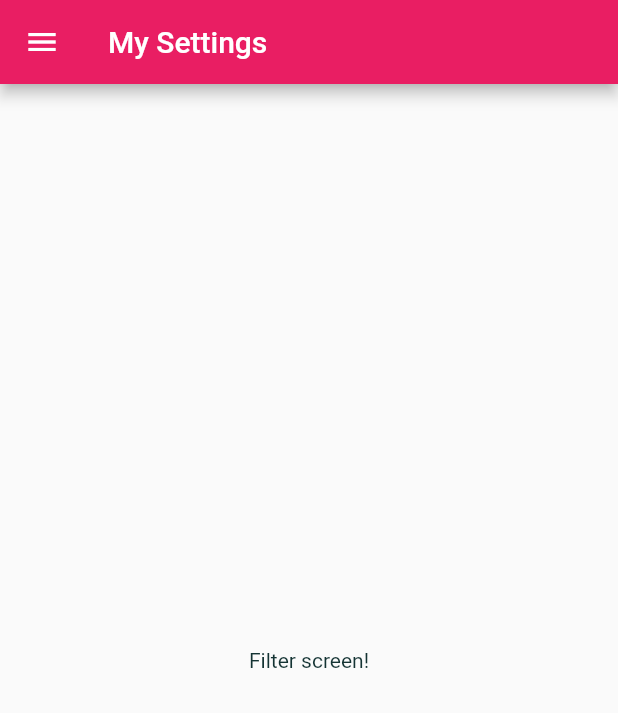
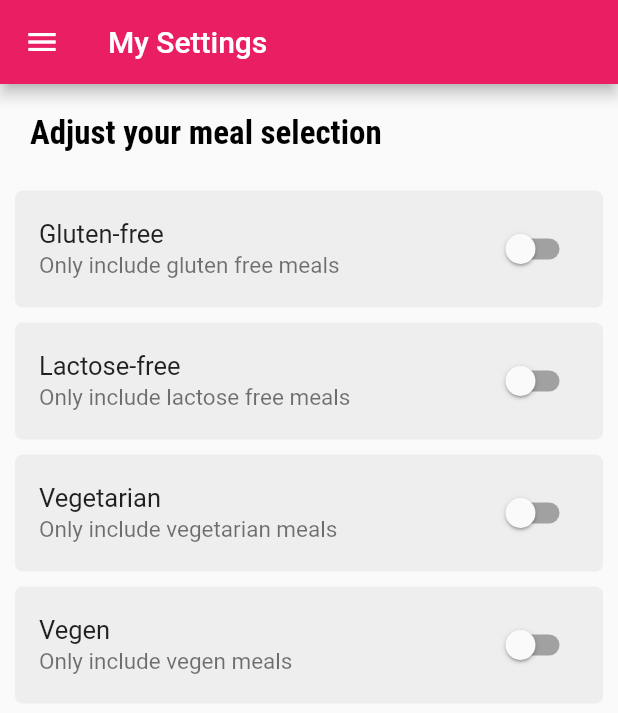
Before and after one commit to varshil-shah/meal-app, a Flutter app: the Filter screen opened by its route, on a phone screen of 412 x 824 dp. Shown: the top 713 px of the screen. Run offline on Flutter 3.47's test engine with Material 2 defaults, Android fonts, the phone set to English and light mode, and no system bars.

Commit message:
:sparkles: Design the filter screen

```diff
--- a/lib/screens/fliters.dart
+++ b/lib/screens/fliters.dart
@@ -1,10 +1,46 @@
 import 'package:flutter/material.dart';
+import 'package:meal_app/widgets/background.dart';
 import 'package:meal_app/widgets/drawer.dart';
 
-class Filter extends StatelessWidget {
+class Filter extends StatefulWidget {
   static const routeName = "/filters";
 
   const Filter({Key? key}) : super(key: key);
+
+  @override
+  State<Filter> createState() => _FilterState();
+}
+
+class _FilterState extends State<Filter> {
+  bool _isGultenFree = false;
+  bool _isVegetarain = false;
+  bool _isVegan = false;
+  bool _isLactoseFree = false;
+
+  Widget _buildSwitchListTile(String title, String subtitle, bool currentValue,
+      Function(bool onchange) callback) {
+    return GreyBackground(
+      horizontalMargin: 10.0,
+      horizontalPadding: 0.0,
+      borderRadius: 5.0,
+      child: SwitchListTile(
+        title: Text(
+          title,
+          style: const TextStyle(
+            fontSize: 17.0,
+          ),
+        ),
+        subtitle: Text(
+          subtitle,
+          style: const TextStyle(
+            fontSize: 15.0,
+          ),
+        ),
+        value: currentValue,
+        onChanged: callback,
+      ),
+    );
+  }
 
   @override
   Widget build(BuildContext context) {
@@ -13,8 +49,54 @@ class Filter extends StatelessWidget {
         title: const Text("My Settings"),
       ),
       drawer: const MainDrawer(),
-      body: const Center(
-        child: Text("Filter screen!"),
+      body: Column(
+        crossAxisAlignment: CrossAxisAlignment.start,
+        children: [
+          Container(
+            padding: const EdgeInsets.all(20.0),
+            child: const Text(
+              "Adjust your meal selection",
+              style: TextStyle(
+                color: Colors.black,
+                fontSize: 22.0,
+                fontFamily: 'RobotoCondensed',
+                fontWeight: FontWeight.bold,
+              ),
+            ),
+          ),
+          Expanded(
+              child: ListView(
+            children: [
+              _buildSwitchListTile("Gluten-free",
+                  "Only include gluten free meals", _isGultenFree, (onchange) {
+                setState(() {
+                  _isGultenFree = onchange;
+                });
+              }),
+              _buildSwitchListTile(
+                  "Lactose-free",
+                  "Only include lactose free meals",
+                  _isLactoseFree, (onchange) {
+                setState(() {
+                  _isLactoseFree = onchange;
+                });
+              }),
+              _buildSwitchListTile(
+                  "Vegetarian", "Only include vegetarian meals", _isVegetarain,
+                  (onchange) {
+                setState(() {
+                  _isVegetarain = onchange;
+                });
+              }),
+              _buildSwitchListTile(
+                  "Vegen", "Only include vegen meals", _isVegan, (onchange) {
+                setState(() {
+                  _isVegan = onchange;
+                });
+              }),
+            ],
+          )),
+        ],
       ),
     );
   }
```
